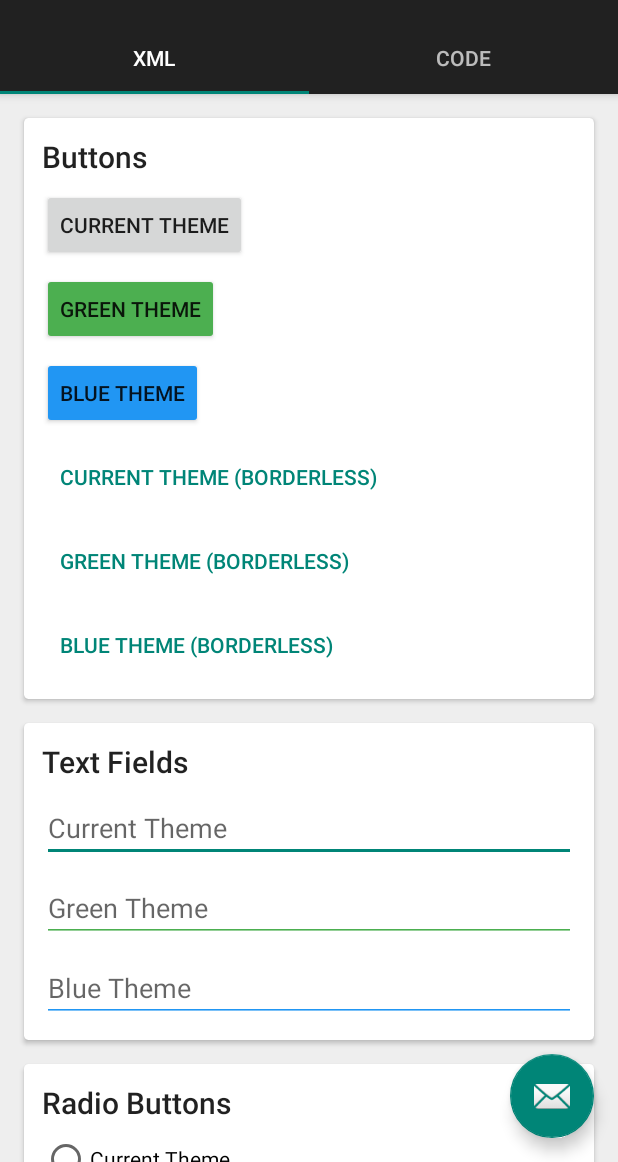
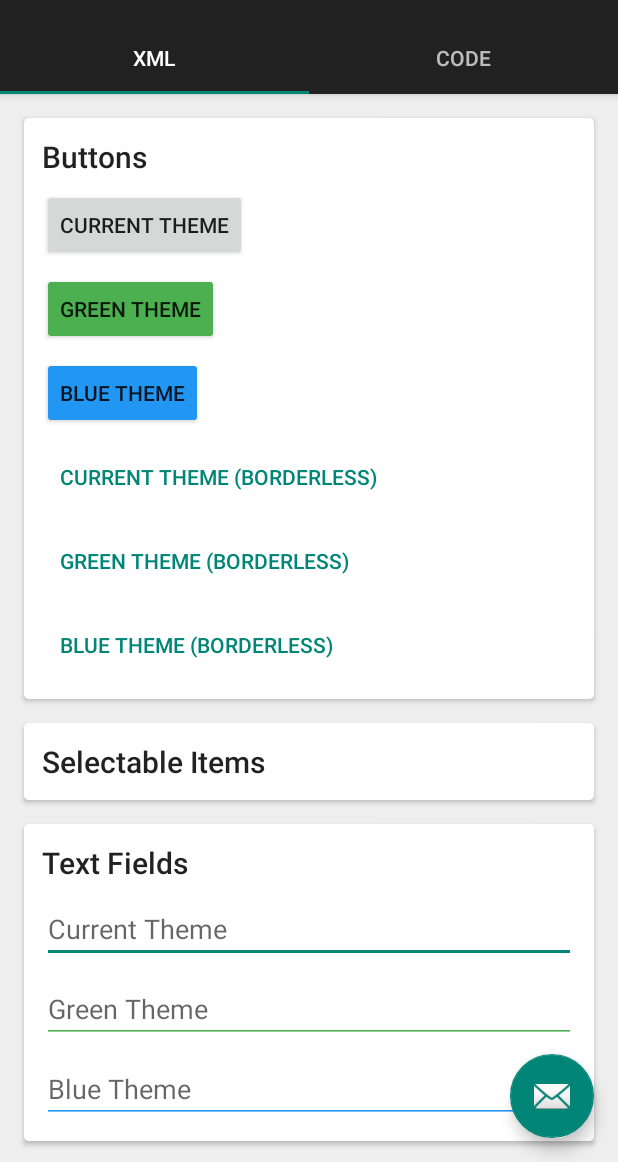
Before and after one commit to StevenByle/Android-Material-Themes-Demo, an Android app: the screen it shows after launch (HomeActivity), on a phone screen of 412 x 824 dp, the part 74-1236 px from its top. Run offline under Robolectric (Android 15) with nearby library versions, the phone set to English and light mode, and no system bars.

Commit message:
Added cards to fill in later.

```diff
--- a/MaterialThemesMadeEasy/app/src/main/res/layout/fragment_theme_by_xml.xml
+++ b/MaterialThemesMadeEasy/app/src/main/res/layout/fragment_theme_by_xml.xml
@@ -79,8 +79,25 @@
         <android.support.v7.widget.CardView
             style="@style/CardViewStyle"
             android:layout_width="match_parent"
-            android:layout_height="wrap_content"
-            >
+            android:layout_height="wrap_content">
+
+            <LinearLayout
+                android:layout_width="match_parent"
+                android:layout_height="wrap_content"
+                android:orientation="vertical">
+
+                <TextView
+                    android:layout_width="wrap_content"
+                    android:layout_height="wrap_content"
+                    android:text="Selectable Items"
+                    android:textAppearance="@style/TextAppearance.AppCompat.Title"/>
+            </LinearLayout>
+        </android.support.v7.widget.CardView>
+
+        <android.support.v7.widget.CardView
+            style="@style/CardViewStyle"
+            android:layout_width="match_parent"
+            android:layout_height="wrap_content">
 
             <LinearLayout
                 android:layout_width="match_parent"
@@ -351,5 +368,23 @@
                     android:theme="@style/AppTheme.Control.Blue"/>
             </LinearLayout>
         </android.support.v7.widget.CardView>
+
+        <android.support.v7.widget.CardView
+            style="@style/CardViewStyle"
+            android:layout_width="match_parent"
+            android:layout_height="wrap_content">
+
+            <LinearLayout
+                android:layout_width="match_parent"
+                android:layout_height="wrap_content"
+                android:orientation="vertical">
+
+                <TextView
+                    android:layout_width="wrap_content"
+                    android:layout_height="wrap_content"
+                    android:text="Icons"
+                    android:textAppearance="@style/TextAppearance.AppCompat.Title"/>
+            </LinearLayout>
+        </android.support.v7.widget.CardView>
     </LinearLayout>
 </ScrollView>
```
